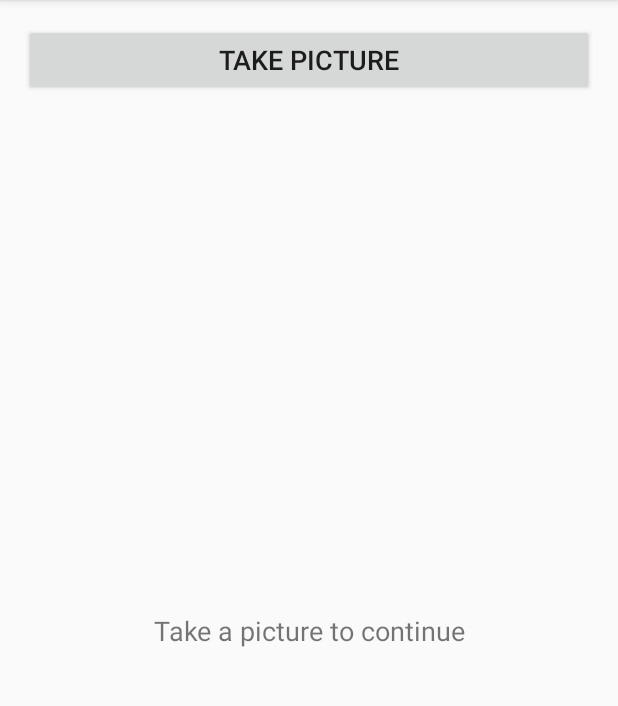
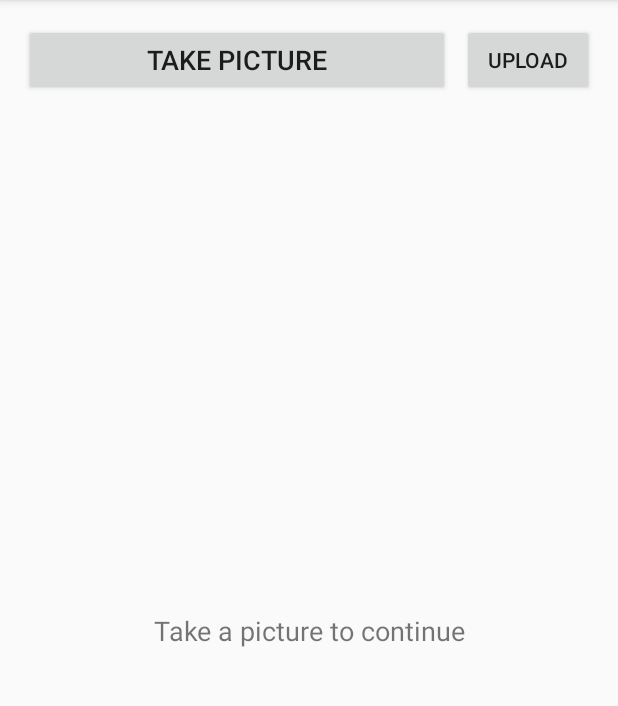
Before and after one commit to Nandez500/wallhack, an Android app: the PictureActivity screen opened directly, with no data from a screen before it, on a phone screen of 412 x 824 dp, the part 84-790 px from its top. Run offline under Robolectric (Android 15) with nearby library versions, the phone set to English and light mode, and no system bars; libraries missing offline, so code that uses them is left out: com.yalantis.ucrop.

Commit message:
more UI changes

```diff
--- a/Android/app/src/main/java/utdallas/wallhack/PictureActivity.java
+++ b/Android/app/src/main/java/utdallas/wallhack/PictureActivity.java
@@ -74,6 +74,7 @@ public class PictureActivity extends AppCompatActivity {
     protected void onActivityResult(int requestCode, int resultCode, Intent data){
         if(resultCode == RESULT_OK) {
             if (requestCode == IMAGE_GALLERY_REQUEST) {
+                setElementsVisible();
                 Uri imageUri = data.getData();
 
                 InputStream inputStream;
--- a/Android/app/src/main/res/layout/activity_picture.xml
+++ b/Android/app/src/main/res/layout/activity_picture.xml
@@ -85,15 +85,15 @@
         android:id="@+id/takePictureButton"
         android:layout_width="0dp"
         android:layout_height="wrap_content"
-        android:layout_marginEnd="16dp"
+        android:layout_marginEnd="8dp"
         android:layout_marginLeft="16dp"
-        android:layout_marginRight="16dp"
+        android:layout_marginRight="8dp"
         android:layout_marginStart="16dp"
         android:layout_marginTop="16dp"
         android:onClick="takePicButton"
         android:text="Take Picture"
         android:textSize="18sp"
-        app:layout_constraintEnd_toEndOf="parent"
+        app:layout_constraintEnd_toStartOf="@+id/uploadButton"
         app:layout_constraintStart_toStartOf="parent"
         app:layout_constraintTop_toTopOf="parent" />
 
@@ -127,4 +127,16 @@
         app:layout_constraintStart_toStartOf="parent"
         app:layout_constraintTop_toTopOf="@+id/takenPicture"
         tools:text="Take a picture to continue" />
+
+    <Button
+        android:id="@+id/uploadButton"
+        android:layout_width="wrap_content"
+        android:layout_height="wrap_content"
+        android:layout_marginEnd="16dp"
+        android:layout_marginRight="16dp"
+        android:layout_marginTop="16dp"
+        android:onClick="choosePicButton"
+        android:text="Upload"
+        app:layout_constraintEnd_toEndOf="parent"
+        app:layout_constraintTop_toTopOf="parent" />
 </android.support.constraint.ConstraintLayout>
```
Also changed, not shown: Android/app/src/main/java/utdallas/wallhack/DrawingActivity.java (+26 -26 lines).
